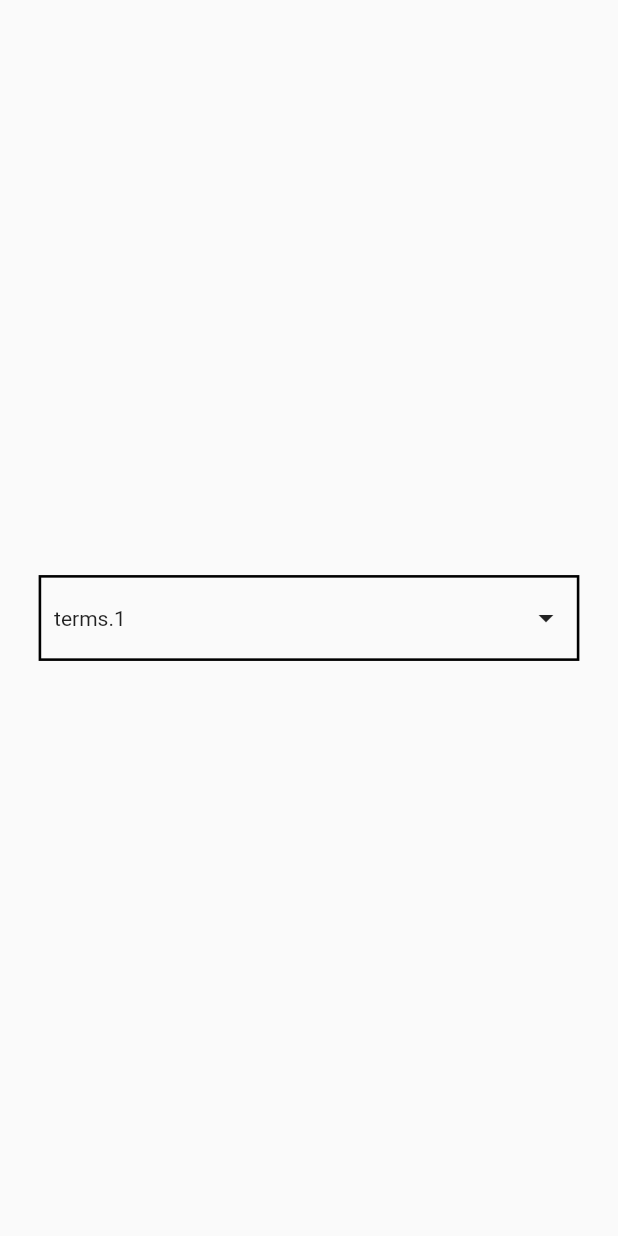
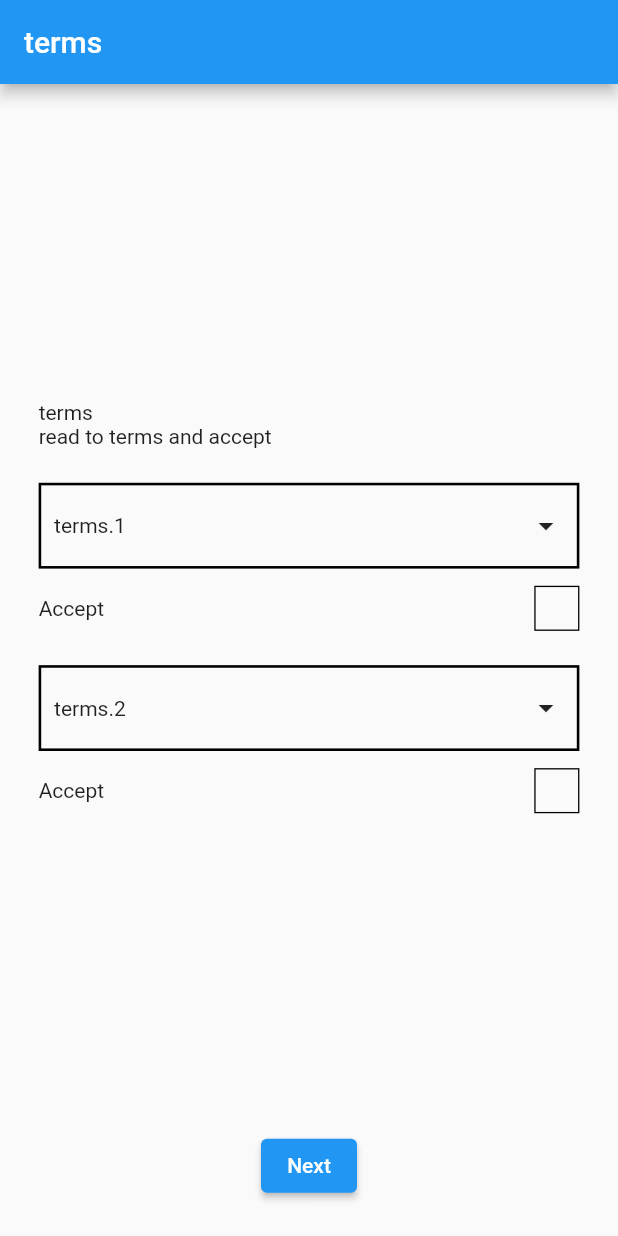
Before and after one commit to yy8703/ycsong_portfolio, a Flutter app: the screen it shows after launch, after a tap on "Sign up", on a phone screen of 412 x 824 dp. Run offline on Flutter 3.47's test engine with Material 2 defaults, Android fonts, the phone set to English and light mode, and no system bars; drawn by our look-alikes of expandable; our stand-ins replace easy_localization, equatable, flutter_bloc, flutter_form_builder, flutter_screenutil, location and 2 more.

Commit message:
약관 페이지 작업완료

```diff
--- a/lib/bloc/global/auth/auth_cubit.dart
+++ b/lib/bloc/global/auth/auth_cubit.dart
@@ -41,4 +41,13 @@ class AuthCubit extends Cubit<AuthState> {
 
     authNavigatorKey.currentState!.pushNamedAndRemoveUntil(SignUpTermsPage.routePath, (route) => false);
   }
+
+  Future<void> termsAcceptEvent({required bool value, required int index}) async {
+    if (state.signUpDataDTO != null) {
+      SignUpDataDTO newData = ((index == 1)) ? state.signUpDataDTO!.copyWith(isTerms1: value) : state.signUpDataDTO!.copyWith(isTerms2: value);
+      emit(state.copyWith(signUpDataDTO: newData));
+    } else {
+      emit(state.copyWith(signUpDataDTO: const SignUpDataDTO()));
+    }
+  }
 }
--- a/lib/data/auth/dto/sign_up_data_dto.dart
+++ b/lib/data/auth/dto/sign_up_data_dto.dart
@@ -17,6 +17,18 @@ class SignUpDataDTO extends Equatable {
   ///이용약관 2번
   final bool? isTerms2;
 
+  SignUpDataDTO copyWith({
+    UserInfo? userInfo,
+    bool? isTerms1,
+    bool? isTerms2,
+  }) {
+    return SignUpDataDTO(
+      userInfo: userInfo ?? this.userInfo,
+      isTerms1: isTerms1 ?? this.isTerms1,
+      isTerms2: isTerms2 ?? this.isTerms2,
+    );
+  }
+
   @override
   List<Object?> get props => [
         userInfo,
--- /dev/null
+++ b/lib/ui/components/sign_up/sign_up_terms_check_box_component.dart
@@ -0,0 +1,38 @@
+import 'package:flutter/material.dart';
+import 'package:flutter_my_portfolio/util/global.dart';
+import 'package:flutter_screenutil/flutter_screenutil.dart';
+
+class SignUpTermsCheckBoxComponent extends StatelessWidget {
+  const SignUpTermsCheckBoxComponent({
+    super.key,
+    required this.isCheckd,
+    required this.str,
+    required this.onTap,
+  });
+
+  final bool isCheckd;
+  final String str;
+  final ValueCallback<bool> onTap;
+
+  @override
+  Widget build(BuildContext context) {
+    return GestureDetector(
+      child: Row(
+        children: [
+          Text(str),
+          const Spacer(),
+          Container(
+            width: 35.w,
+            height: 35.w,
+            decoration: BoxDecoration(
+              color: (isCheckd) ? Colors.lightBlue : Colors.transparent,
+              border: Border.all(width: 1.w),
+            ),
+            child: (isCheckd) ? const Icon(Icons.check) : Container(),
+          ),
+        ],
+      ),
+      onTap: () => onTap(!isCheckd),
+    );
+  }
+}
--- /dev/null
+++ b/lib/ui/components/sign_up/sign_up_terms_component.dart
@@ -0,0 +1,76 @@
+import 'package:expandable/expandable.dart';
+import 'package:flutter/material.dart';
+import 'package:flutter_screenutil/flutter_screenutil.dart';
+
+class SignUpTermsComponent extends StatelessWidget {
+  const SignUpTermsComponent({
+    super.key,
+    required this.title,
+    required this.body,
+  });
+
+  final String title;
+  final String body;
+
+  @override
+  Widget build(BuildContext context) {
+    return Expandable(
+      collapsed: ExpandableButton(
+        child: Container(
+          padding: EdgeInsets.symmetric(horizontal: 10.w),
+          height: 50.h,
+          decoration: BoxDecoration(
+            border: Border.all(width: 2.w),
+          ),
+          child: Row(
+            crossAxisAlignment: CrossAxisAlignment.center,
+            children: [
+              Container(
+                child: Text(
+                  title,
+                  style: const TextStyle(overflow: TextOverflow.ellipsis),
+                ),
+              ),
+              SizedBox(width: 10.w),
+              const Spacer(),
+              const Icon(Icons.arrow_drop_down),
+            ],
+          ),
+        ),
+      ),
+      expanded: Column(
+        children: [
+          ExpandableButton(
+            child: Container(
+              padding: EdgeInsets.symmetric(horizontal: 10.w),
+              height: 50.h,
+              decoration: BoxDecoration(
+                border: Border.all(width: 2.w),
+              ),
+              child: Row(
+                crossAxisAlignment: CrossAxisAlignment.center,
+                children: [
+                  Container(
+                    child: Text(title),
+                  ),
+                  const Spacer(),
+                  const Icon(Icons.arrow_drop_up),
+                ],
+              ),
+            ),
+          ),
+          Container(
+            padding: EdgeInsets.only(top: 10.h),
+            height: 150.w,
+            decoration: BoxDecoration(
+              border: Border.all(width: 1.w),
+            ),
+            child: SingleChildScrollView(
+              child: Text(body, softWrap: true),
+            ),
+          ),
+        ],
+      ),
+    );
+  }
+}
--- a/lib/ui/pages/auth/sign_up/sign_up_terms_page.dart
+++ b/lib/ui/pages/auth/sign_up/sign_up_terms_page.dart
@@ -1,7 +1,12 @@
 import 'package:easy_localization/easy_localization.dart';
 import 'package:expandable/expandable.dart';
 import 'package:flutter/material.dart';
+import 'package:flutter_bloc/flutter_bloc.dart';
+import 'package:flutter_my_portfolio/bloc/global/auth/auth_cubit.dart';
+import 'package:flutter_my_portfolio/bloc/global/auth/auth_state.dart';
 import 'package:flutter_my_portfolio/generated/locale_keys.g.dart';
+import 'package:flutter_my_portfolio/ui/components/sign_up/sign_up_terms_check_box_component.dart';
+import 'package:flutter_my_portfolio/ui/components/sign_up/sign_up_terms_component.dart';
 import 'package:flutter_screenutil/flutter_screenutil.dart';
 
 class SignUpTermsPage extends StatefulWidget {
@@ -23,88 +28,67 @@ class _SignUpTermsPageState extends State<SignUpTermsPage> {
   @override
   Widget build(BuildContext context) {
     return Scaffold(
-      body: SizedBox(
+      appBar: AppBar(
+        title: Text(LocaleKeys.sign_up_terms_title.tr()),
+      ),
+      body: Container(
         width: double.infinity,
         height: double.infinity,
+        padding: EdgeInsets.symmetric(horizontal: 30.w),
         child: Column(
           mainAxisAlignment: MainAxisAlignment.center,
           crossAxisAlignment: CrossAxisAlignment.center,
           children: [
+            const Spacer(),
+            Row(
+              children: [
+                Text('${LocaleKeys.sign_up_terms_title.tr()}\n${LocaleKeys.sign_up_terms_content.tr()}'),
+              ],
+            ),
+            SizedBox(height: 20.h),
             ExpandableNotifier(
-              child: Padding(
-                padding: EdgeInsets.symmetric(horizontal: 30.w),
               child: Column(
                 children: [
-                    Expandable(
-                      collapsed: ExpandableButton(
-                        child: Container(
-                          padding: EdgeInsets.symmetric(horizontal: 10.w),
-                          height: 50.h,
-                          decoration: BoxDecoration(
-                            border: Border.all(width: 2.w),
-                          ),
-                          child: Row(
-                            crossAxisAlignment: CrossAxisAlignment.center,
-                            children: [
-                              Container(
-                                child: Text(LocaleKeys.sign_up_content_terms1_title.tr()),
-                              ),
-                              const Spacer(),
-                              const Icon(Icons.arrow_drop_down),
-                            ],
-                          ),
-                        ),
-                      ),
-                      expanded: Column(
-                        children: [
-                          ExpandableButton(
-                            child: Container(
-                              padding: EdgeInsets.symmetric(horizontal: 10.w),
-                              height: 50.h,
-                              decoration: BoxDecoration(
-                                border: Border.all(width: 2.w),
-                              ),
-                              child: Row(
-                                crossAxisAlignment: CrossAxisAlignment.center,
-                                children: [
-                                  Container(
-                                    child: Text(LocaleKeys.sign_up_content_terms1_title.tr()),
-                                  ),
-                                  const Spacer(),
-                                  const Icon(Icons.arrow_drop_up),
-                                ],
-                              ),
-                            ),
-                          ),
-                          Container(
-                            padding: EdgeInsets.only(top: 10.h),
-                            height: 150.w,
-                            decoration: BoxDecoration(
-                              border: Border.all(width: 1.w),
-                            ),
-                            child: SingleChildScrollView(
-                              child: Text(LocaleKeys.sign_up_content_terms2_body.tr(), softWrap: true),
-                            ),
+                  SignUpTermsComponent(
+                    title: LocaleKeys.sign_up_content_terms1_title.tr(),
+                    body: LocaleKeys.sign_up_content_terms1_body.tr(),
                   ),
                 ],
               ),
             ),
+            SizedBox(height: 10.h),
+            BlocBuilder<AuthCubit, AuthState>(
+              builder: (context, state) => SignUpTermsCheckBoxComponent(
+                isCheckd: state.signUpDataDTO?.isTerms1 ?? false,
+                str: LocaleKeys.sign_up_content_terms1_ok.tr(),
+                onTap: (bool isCheck) => context.read<AuthCubit>().termsAcceptEvent(value: isCheck, index: 1),
+              ),
+            ),
+            SizedBox(height: 20.h),
+            ExpandableNotifier(
+              child: Column(
+                children: [
+                  SignUpTermsComponent(
+                    title: LocaleKeys.sign_up_content_terms2_title.tr(),
+                    body: LocaleKeys.sign_up_content_terms2_body.tr(),
+                  ),
                 ],
               ),
             ),
-            )
-            // SizedBox(
-            //   height: 200.h,
-            //   child: ExpandablePanel(
-            //     header: Text(LocaleKeys.sign_up_content_terms2_title.tr()),
-            //     collapsed: Text(LocaleKeys.sign_up_content_terms2_body.tr(), softWrap: true, maxLines: 1, overflow: TextOverflow.ellipsis),
-            //     expanded: SizedBox(
-            //       width: 190.w,
-            //       height: 190.h,
-            //       child: SingleChildScrollView(child: Text(LocaleKeys.sign_up_content_terms2_body.tr(), softWrap: true)),
-            //     ),
-            //   ),
-            // ),
+            SizedBox(height: 10.h),
+            BlocBuilder<AuthCubit, AuthState>(
+              builder: (context, state) => SignUpTermsCheckBoxComponent(
+                isCheckd: state.signUpDataDTO?.isTerms2 ?? false,
+                str: LocaleKeys.sign_up_content_terms1_ok.tr(),
+                onTap: (bool isCheck) => context.read<AuthCubit>().termsAcceptEvent(value: isCheck, index: 2),
+              ),
+            ),
+            const Spacer(),
+            ElevatedButton(
+              onPressed: () async {},
+              child: Text(LocaleKeys.sign_up_content_next.tr()),
+            ),
+            SizedBox(height: 20.h),
           ],
         ),
       ),
--- a/lib/util/global.dart
+++ b/lib/util/global.dart
@@ -1,6 +1,10 @@
 import 'dart:ui';
 
 import 'package:logger/logger.dart';
+
+typedef ValueCallback<T> = void Function(T value);
+typedef ValueCallback2<T, U> = void Function(T value1, U value2);
+typedef ValueCallback3<T, Y, U> = void Function(T value1, Y value2, U value3);
 
 final Logger logger = Logger(
   printer: PrettyPrinter(),
```
Also changed, not shown: lib/generated/locale_keys.g.dart. Lines whose indentation alone changed are shown as unchanged.
